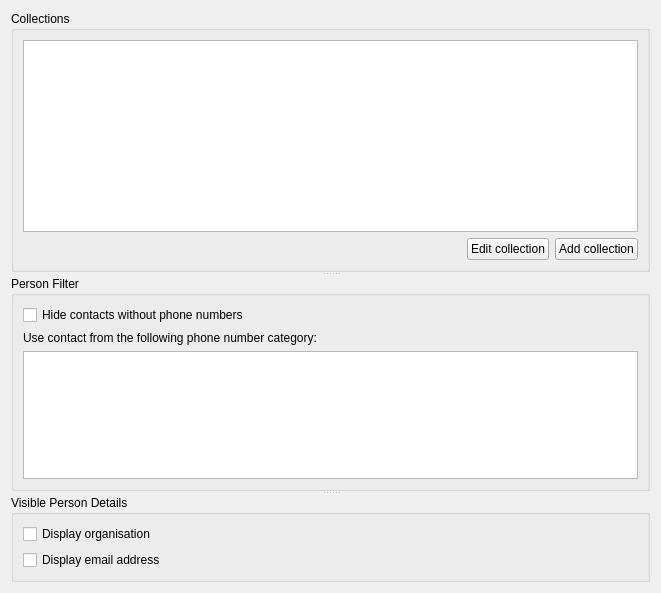
First picture: the form in src/conf/dlgaddressbookbase.ui, repository KDE/ring-kde, before the edit.
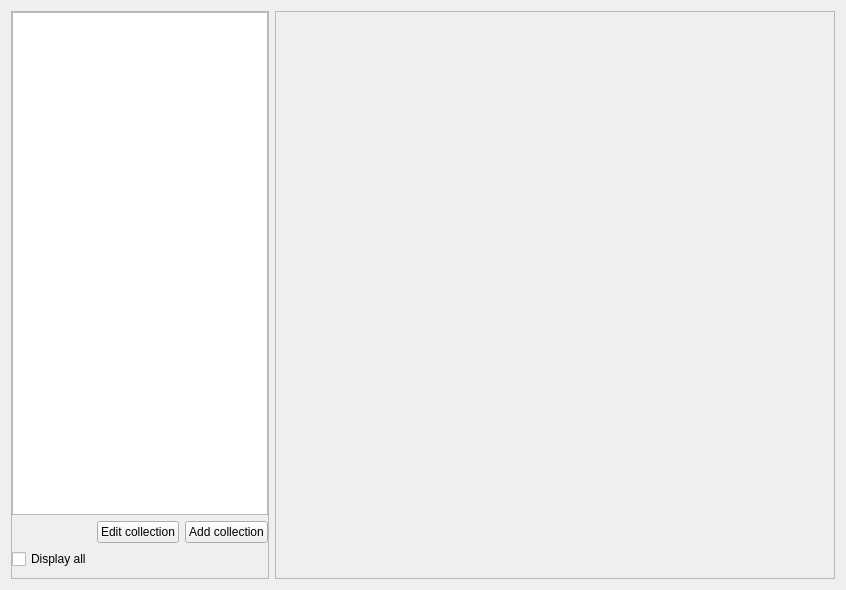
Second picture: the form after the edit. Custom widgets are drawn as their Qt base class.

```diff
--- a/src/conf/dlgaddressbookbase.ui
+++ b/src/conf/dlgaddressbookbase.ui
@@ -6,51 +6,78 @@
    <rect>
     <x>0</x>
     <y>0</y>
-    <width>661</width>
-    <height>593</height>
+    <width>846</width>
+    <height>590</height>
    </rect>
   </property>
   <property name="windowTitle">
    <string notr="true">Addressbook settings</string>
   </property>
-  <layout class="QVBoxLayout" name="verticalLayout_3">
+  <layout class="QHBoxLayout" name="horizontalLayout_2">
    <item>
-    <widget class="QSplitter" name="splitter">
-     <property name="orientation">
-      <enum>Qt::Vertical</enum>
-     </property>
-     <widget class="QGroupBox" name="groupBox_2">
+    <widget class="QFrame" name="frame">
       <property name="sizePolicy">
-       <sizepolicy hsizetype="Preferred" vsizetype="MinimumExpanding">
+      <sizepolicy hsizetype="MinimumExpanding" vsizetype="Preferred">
         <horstretch>0</horstretch>
         <verstretch>0</verstretch>
        </sizepolicy>
       </property>
-      <property name="title">
-       <string>Collections</string>
-      </property>
-      <layout class="QVBoxLayout" name="verticalLayout_4">
-       <item>
-        <widget class="QTreeView" name="m_pItemBackendW">
+     <property name="frameShape">
+      <enum>QFrame::StyledPanel</enum>
+     </property>
+     <property name="frameShadow">
+      <enum>QFrame::Raised</enum>
+     </property>
+     <layout class="QGridLayout" name="gridLayout">
+      <property name="leftMargin">
+       <number>0</number>
+      </property>
+      <property name="topMargin">
+       <number>0</number>
+      </property>
+      <property name="rightMargin">
+       <number>0</number>
+      </property>
+      <item row="0" column="0">
+       <widget class="CategorizedTreeView" name="m_pItemBackendW">
          <property name="sizePolicy">
-          <sizepolicy hsizetype="Expanding" vsizetype="MinimumExpanding">
+         <sizepolicy hsizetype="Expanding" vsizetype="Expanding">
            <horstretch>0</horstretch>
            <verstretch>0</verstretch>
           </sizepolicy>
          </property>
-        </widget>
-       </item>
-       <item>
+        <property name="minimumSize">
+         <size>
+          <width>150</width>
+          <height>0</height>
+         </size>
+        </property>
+        <property name="indentation">
+         <number>5</number>
+        </property>
+       </widget>
+      </item>
+      <item row="2" column="0">
+       <widget class="QCheckBox" name="kcfg_displayAllCollections">
+        <property name="text">
+         <string>Display all</string>
+        </property>
+       </widget>
+      </item>
+      <item row="1" column="0">
         <layout class="QHBoxLayout" name="horizontalLayout">
          <item>
           <spacer name="horizontalSpacer">
            <property name="orientation">
             <enum>Qt::Horizontal</enum>
            </property>
+          <property name="sizeType">
+           <enum>QSizePolicy::Expanding</enum>
+          </property>
            <property name="sizeHint" stdset="0">
             <size>
-             <width>40</width>
-             <height>20</height>
+            <width>0</width>
+            <height>0</height>
             </size>
            </property>
           </spacer>
@@ -73,62 +100,38 @@
        </item>
       </layout>
      </widget>
-     <widget class="QGroupBox" name="groupBox">
-      <property name="title">
-       <string>Person Filter</string>
-      </property>
-      <layout class="QVBoxLayout" name="verticalLayout">
-       <item>
-        <widget class="QCheckBox" name="kcfg_hidePersonWithoutPhone">
-         <property name="text">
-          <string>Hide contacts without phone numbers</string>
-         </property>
-        </widget>
        </item>
        <item>
-        <widget class="QLabel" name="m_pPhonetypeL">
-         <property name="text">
-          <string>Use contact from the following phone number category:</string>
-         </property>
-        </widget>
-       </item>
-       <item>
-        <widget class="QListView" name="m_pPhoneTypeList">
-         <property name="editTriggers">
-          <set>QAbstractItemView::NoEditTriggers</set>
-         </property>
-         <property name="selectionMode">
-          <enum>QAbstractItemView::SingleSelection</enum>
-         </property>
-        </widget>
-       </item>
-      </layout>
-     </widget>
-     <widget class="QGroupBox" name="groupBox_4">
-      <property name="title">
-       <string>Visible Person Details</string>
-      </property>
-      <layout class="QVBoxLayout" name="verticalLayout_2">
-       <item>
-        <widget class="QCheckBox" name="kcfg_displayOrganisation">
-         <property name="text">
-          <string>Display organisation</string>
-         </property>
-        </widget>
-       </item>
-       <item>
-        <widget class="QCheckBox" name="kcfg_displayEmail">
-         <property name="text">
-          <string>Display email address</string>
-         </property>
-        </widget>
-       </item>
-      </layout>
-     </widget>
-    </widget>
-   </item>
-  </layout>
- </widget>
+    <widget class="QFrame" name="frame_2">
+     <property name="sizePolicy">
+      <sizepolicy hsizetype="Expanding" vsizetype="Expanding">
+       <horstretch>3</horstretch>
+       <verstretch>0</verstretch>
+      </sizepolicy>
+     </property>
+     <property name="minimumSize">
+      <size>
+       <width>550</width>
+       <height>0</height>
+      </size>
+     </property>
+     <property name="frameShape">
+      <enum>QFrame::StyledPanel</enum>
+     </property>
+     <property name="frameShadow">
+      <enum>QFrame::Raised</enum>
+     </property>
+    </widget>
+   </item>
+  </layout>
+ </widget>
+ <customwidgets>
+  <customwidget>
+   <class>CategorizedTreeView</class>
+   <extends>QTreeView</extends>
+   <header location="global">widgets/categorizedtreeview.h</header>
+  </customwidget>
+ </customwidgets>
  <resources/>
  <connections>
   <connection>
```
Lines whose indentation alone changed are shown as unchanged.
